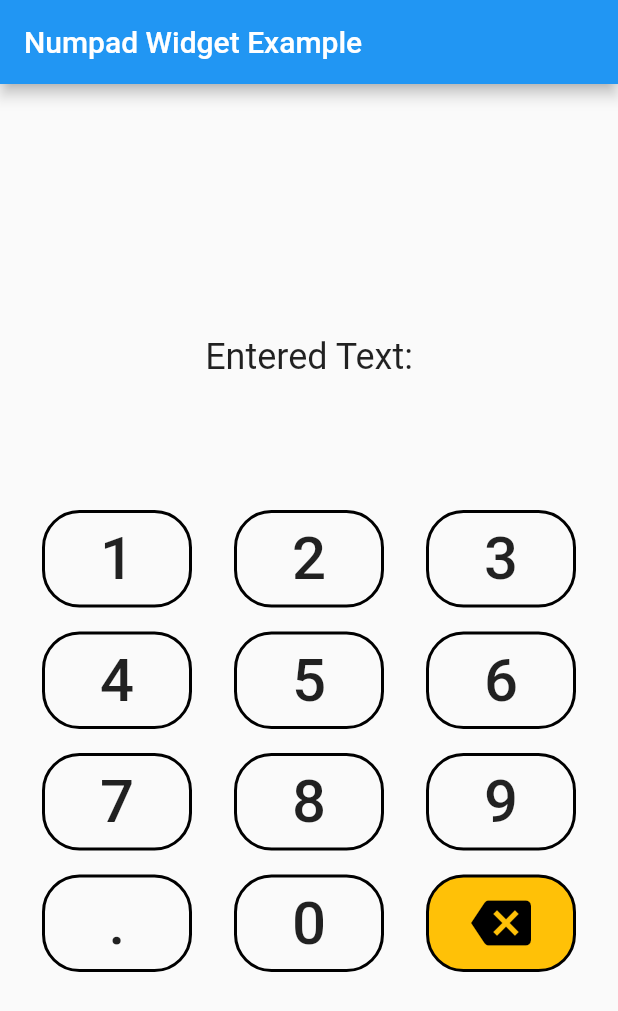
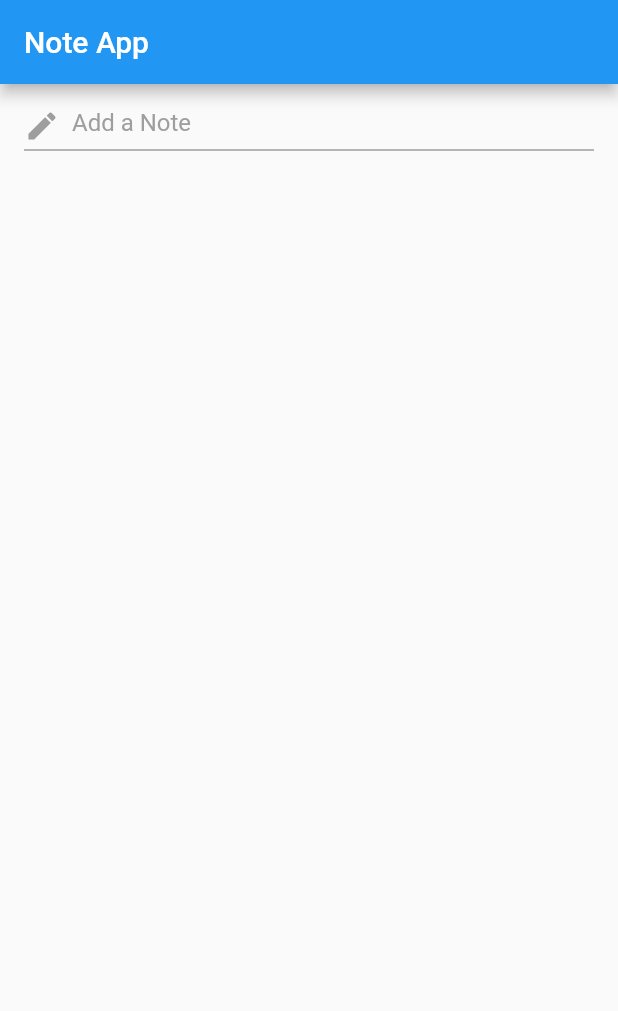
Before and after one commit to Trex1102/nothing, a Flutter app: the screen it shows after launch, on a phone screen of 412 x 824 dp. Shown: the top 1011 px of the screen. Run offline on Flutter 3.47's test engine with Material 2 defaults, Android fonts, the phone set to English and light mode, and no system bars; our stand-ins replace bloc, connectivity_plus, dartz, equatable, google_fonts, sqflite; accounts and stored records are empty; Roboto replaces fonts that are missing (MPlusRounded1C).

Commit message:
added add_note_textfield

```diff
--- /dev/null
+++ b/lib/features/expense_management/presentation/add_expense_presenter/widgets/add_note_textfield.dart
@@ -0,0 +1,36 @@
+import 'package:flutter/material.dart';
+
+class AddNoteTextField extends StatelessWidget {
+  final TextEditingController controller;
+
+  const AddNoteTextField({required this.controller});
+
+  @override
+  Widget build(BuildContext context) {
+    return Column(
+      crossAxisAlignment: CrossAxisAlignment.start,
+      children: [
+        Container(
+          height: 20,
+          child: const Row(
+            crossAxisAlignment: CrossAxisAlignment.center,
+            children: [
+              Icon(Icons.edit, color: Colors.grey),
+              SizedBox(width: 8),
+              Expanded(
+                child: Text(
+                  'Add a Note',
+                  style: TextStyle(fontSize: 16, fontFamily: 'MPlusRounded1C', color: Colors.grey),
+                ),
+              ),
+            ],
+          ),
+        ),
+        const Divider(
+          color: Colors.grey,
+          thickness: 1,
+        ),
+      ],
+    );
+  }
+}
--- a/lib/features/expense_management/presentation/add_expense_presenter/widgets/numpad_widget.dart
+++ b/lib/features/expense_management/presentation/add_expense_presenter/widgets/numpad_widget.dart
@@ -1,5 +1,4 @@
 import 'package:flutter/material.dart';
-import 'package:google_fonts/google_fonts.dart';
 
 class NumpadWidget extends StatelessWidget {
   final Function(String) onKeyPressed;
@@ -63,7 +62,7 @@ class NumpadWidget extends StatelessWidget {
       width: 100,
       height: 65,
       decoration: BoxDecoration(
-        border: Border.all(color: Colors.black, width: 2),
+        border: Border.all(color: Colors.black, width: 1),
         borderRadius: BorderRadius.circular(25),
       ),
       child: MaterialButton(
@@ -78,7 +77,7 @@ class NumpadWidget extends StatelessWidget {
         highlightElevation: 0,
         child: Text(
           number,
-          style: GoogleFonts.roboto(fontSize: 40),
+          style: const TextStyle(fontFamily: 'MPlusRounded1C' , fontSize: 40),
         ),
       ),
     );
@@ -89,7 +88,7 @@ class NumpadWidget extends StatelessWidget {
       width: 100,
       height: 65,
       decoration: BoxDecoration(
-        border: Border.all(color: Colors.black, width: 2),
+        border: Border.all(color: Colors.black, width: 1),
         borderRadius: BorderRadius.circular(25),
         color: Colors.amber,
       ),
--- a/lib/main.dart
+++ b/lib/main.dart
@@ -1,56 +1,30 @@
 import 'package:flutter/material.dart';
-import 'features/expense_management/presentation/add_expense_presenter/widgets/numpad_widget.dart';
+import 'package:google_fonts/google_fonts.dart';
+
+import 'features/expense_management/presentation/add_expense_presenter/widgets/add_note_textfield.dart';
 
 void main() {
-  runApp(const MyApp());
+  runApp(MyApp());
 }
 
-class MyApp extends StatefulWidget {
-  const MyApp({super.key});
-
-  @override
-  // ignore: library_private_types_in_public_api
-  _MyAppState createState() => _MyAppState();
-}
-
-class _MyAppState extends State<MyApp> {
-  String enteredText = '';
-
-  void handleKeyPressed(String key) {
-    setState(() {
-      if (key == 'backspace') {
-        if (enteredText.isNotEmpty) {
-          enteredText = enteredText.substring(0, enteredText.length - 1);
-        }
-      } else {
-        enteredText += key;
-      }
-    });
-  }
+class MyApp extends StatelessWidget {
+  final TextEditingController _noteController = TextEditingController();
 
   @override
   Widget build(BuildContext context) {
     return MaterialApp(
+      title: 'Note App',
+      theme: ThemeData(
+        primarySwatch: Colors.blue,
+        textTheme: GoogleFonts.robotoTextTheme(),
+      ),
       home: Scaffold(
         appBar: AppBar(
-          title: const Text('Numpad Widget Example'),
+          title: Text('Note App'),
         ),
-        body: Center(
-          child: Column(
-            mainAxisAlignment: MainAxisAlignment.center,
-            children: [
-              const Text(
-                'Entered Text:',
-                style: TextStyle(fontSize: 24),
-              ),
-              Text(
-                enteredText,
-                style: const TextStyle(fontSize: 48, fontWeight: FontWeight.bold),
-              ),
-              const SizedBox(height: 24),
-              NumpadWidget(onKeyPressed: handleKeyPressed),
-            ],
-          ),
+        body: Padding(
+          padding: const EdgeInsets.all(16.0),
+          child: AddNoteTextField(controller: _noteController),
         ),
       ),
     );
```
Also changed, not shown: pubspec.yaml (+10 -0 lines), 1 other file.
